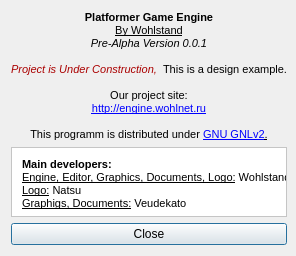
Before: the Qt Designer form Editor/aboutdialog.ui in WohlSoft/Moondust-Project, drawn with Qt 5.
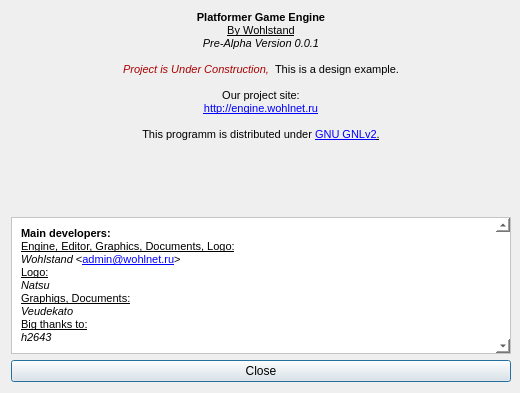
After: the same form once the commit is applied. Icons and pictures are not drawn.

The edit to the form file:
```diff
--- a/Editor/aboutdialog.ui
+++ b/Editor/aboutdialog.ui
@@ -9,8 +9,8 @@
    <rect>
     <x>0</x>
     <y>0</y>
-    <width>504</width>
-    <height>388</height>
+    <width>500</width>
+    <height>362</height>
    </rect>
   </property>
   <property name="sizePolicy">
@@ -54,14 +54,76 @@
   <property name="modal">
    <bool>true</bool>
   </property>
-  <layout class="QGridLayout" name="gridLayout">
+  <layout class="QGridLayout" name="gridLayout" rowminimumheight="200,0,0,0" columnminimumwidth="500,0">
    <property name="sizeConstraint">
     <enum>QLayout::SetFixedSize</enum>
    </property>
    <property name="rightMargin">
     <number>9</number>
    </property>
-   <item row="0" column="1">
+   <item row="1" column="0">
+    <widget class="QScrollArea" name="scrollArea">
+     <property name="styleSheet">
+      <string notr="true">background-color: rgb(255, 255, 255);</string>
+     </property>
+     <property name="verticalScrollBarPolicy">
+      <enum>Qt::ScrollBarAlwaysOn</enum>
+     </property>
+     <property name="widgetResizable">
+      <bool>true</bool>
+     </property>
+     <widget class="QWidget" name="scrollAreaWidgetContents">
+      <property name="geometry">
+       <rect>
+        <x>0</x>
+        <y>0</y>
+        <width>463</width>
+        <height>135</height>
+       </rect>
+      </property>
+      <layout class="QVBoxLayout" name="verticalLayout">
+       <item>
+        <widget class="QLabel" name="label_2">
+         <property name="text">
+          <string>&lt;!DOCTYPE HTML PUBLIC &quot;-//W3C//DTD HTML 4.0//EN&quot; &quot;http://www.w3.org/TR/REC-html40/strict.dtd&quot;&gt;
+&lt;html&gt;&lt;head&gt;&lt;meta name=&quot;qrichtext&quot; content=&quot;1&quot; /&gt;&lt;style type=&quot;text/css&quot;&gt;
+p, li { white-space: pre-wrap; }
+&lt;/style&gt;&lt;/head&gt;&lt;body style=&quot; font-family:'MS Shell Dlg 2'; font-size:8.25pt; font-weight:400; font-style:normal;&quot;&gt;
+&lt;p style=&quot; margin-top:0px; margin-bottom:0px; margin-left:0px; margin-right:0px; -qt-block-indent:0; text-indent:0px;&quot;&gt;&lt;span style=&quot; font-size:8pt; font-weight:600;&quot;&gt;Main developers:&lt;/span&gt;&lt;/p&gt;
+&lt;p style=&quot; margin-top:0px; margin-bottom:0px; margin-left:0px; margin-right:0px; -qt-block-indent:0; text-indent:0px;&quot;&gt;&lt;span style=&quot; font-size:8pt; text-decoration: underline;&quot;&gt;Engine, Editor, Graphics, Documents, Logo:&lt;/span&gt;&lt;/p&gt;
+&lt;p style=&quot; margin-top:0px; margin-bottom:0px; margin-left:0px; margin-right:0px; -qt-block-indent:0; text-indent:0px;&quot;&gt;&lt;span style=&quot; font-size:8pt; font-style:italic;&quot;&gt;Wohlstand&lt;/span&gt;&lt;span style=&quot; font-size:8pt;&quot;&gt; &amp;lt;&lt;/span&gt;&lt;a href=&quot;mailto:admin@wohlnet.ru&quot;&gt;&lt;span style=&quot; font-size:8pt; text-decoration: underline; color:#0000ff;&quot;&gt;admin@wohlnet.ru&lt;/span&gt;&lt;/a&gt;&lt;span style=&quot; font-size:8pt;&quot;&gt;&amp;gt;&lt;/span&gt;&lt;/p&gt;
+&lt;p style=&quot; margin-top:0px; margin-bottom:0px; margin-left:0px; margin-right:0px; -qt-block-indent:0; text-indent:0px;&quot;&gt;&lt;span style=&quot; font-size:8pt; text-decoration: underline;&quot;&gt;Logo:&lt;/span&gt;&lt;/p&gt;
+&lt;p style=&quot; margin-top:0px; margin-bottom:0px; margin-left:0px; margin-right:0px; -qt-block-indent:0; text-indent:0px;&quot;&gt;&lt;span style=&quot; font-size:8pt; font-style:italic;&quot;&gt;Natsu&lt;/span&gt;&lt;/p&gt;
+&lt;p style=&quot; margin-top:0px; margin-bottom:0px; margin-left:0px; margin-right:0px; -qt-block-indent:0; text-indent:0px;&quot;&gt;&lt;span style=&quot; font-size:8pt; text-decoration: underline;&quot;&gt;Graphigs, Documents:&lt;/span&gt;&lt;/p&gt;
+&lt;p style=&quot; margin-top:0px; margin-bottom:0px; margin-left:0px; margin-right:0px; -qt-block-indent:0; text-indent:0px;&quot;&gt;&lt;span style=&quot; font-size:8pt; font-style:italic;&quot;&gt;Veudekato&lt;/span&gt;&lt;/p&gt;
+&lt;p style=&quot; margin-top:0px; margin-bottom:0px; margin-left:0px; margin-right:0px; -qt-block-indent:0; text-indent:0px;&quot;&gt;&lt;span style=&quot; font-size:8pt; text-decoration: underline;&quot;&gt;Big thanks to:&lt;/span&gt;&lt;span style=&quot; font-size:8pt;&quot;&gt;&lt;br /&gt;&lt;/span&gt;&lt;span style=&quot; font-size:8pt; font-style:italic;&quot;&gt;h2643&lt;/span&gt;&lt;/p&gt;&lt;/body&gt;&lt;/html&gt;</string>
+         </property>
+         <property name="alignment">
+          <set>Qt::AlignLeading|Qt::AlignLeft|Qt::AlignTop</set>
+         </property>
+         <property name="wordWrap">
+          <bool>true</bool>
+         </property>
+         <property name="textInteractionFlags">
+          <set>Qt::LinksAccessibleByMouse|Qt::TextSelectableByMouse</set>
+         </property>
+        </widget>
+       </item>
+      </layout>
+     </widget>
+    </widget>
+   </item>
+   <item row="2" column="0">
+    <widget class="QPushButton" name="pushButton">
+     <property name="text">
+      <string>Close</string>
+     </property>
+     <property name="autoRepeat">
+      <bool>true</bool>
+     </property>
+    </widget>
+   </item>
+   <item row="0" column="0">
     <widget class="QLabel" name="label">
      <property name="minimumSize">
       <size>
@@ -101,65 +163,6 @@
      </property>
     </widget>
    </item>
-   <item row="2" column="1">
-    <widget class="QPushButton" name="pushButton">
-     <property name="text">
-      <string>Close</string>
-     </property>
-     <property name="autoRepeat">
-      <bool>true</bool>
-     </property>
-    </widget>
-   </item>
-   <item row="1" column="1">
-    <widget class="QScrollArea" name="scrollArea">
-     <property name="styleSheet">
-      <string notr="true">background-color: rgb(255, 255, 255);</string>
-     </property>
-     <property name="widgetResizable">
-      <bool>true</bool>
-     </property>
-     <widget class="QWidget" name="scrollAreaWidgetContents">
-      <property name="geometry">
-       <rect>
-        <x>0</x>
-        <y>0</y>
-        <width>484</width>
-        <height>135</height>
-       </rect>
-      </property>
-      <widget class="QLabel" name="label_2">
-       <property name="geometry">
-        <rect>
-         <x>10</x>
-         <y>10</y>
-         <width>481</width>
-         <height>111</height>
-        </rect>
-       </property>
-       <property name="text">
-        <string>&lt;!DOCTYPE HTML PUBLIC &quot;-//W3C//DTD HTML 4.0//EN&quot; &quot;http://www.w3.org/TR/REC-html40/strict.dtd&quot;&gt;
-&lt;html&gt;&lt;head&gt;&lt;meta name=&quot;qrichtext&quot; content=&quot;1&quot; /&gt;&lt;style type=&quot;text/css&quot;&gt;
-p, li { white-space: pre-wrap; }
-&lt;/style&gt;&lt;/head&gt;&lt;body style=&quot; font-family:'MS Shell Dlg 2'; font-size:8.25pt; font-weight:400; font-style:normal;&quot;&gt;
-&lt;p style=&quot; margin-top:0px; margin-bottom:0px; margin-left:0px; margin-right:0px; -qt-block-indent:0; text-indent:0px;&quot;&gt;&lt;span style=&quot; font-size:8pt; font-weight:600;&quot;&gt;Main developers:&lt;/span&gt;&lt;/p&gt;
-&lt;p style=&quot; margin-top:0px; margin-bottom:0px; margin-left:0px; margin-right:0px; -qt-block-indent:0; text-indent:0px;&quot;&gt;&lt;span style=&quot; font-size:8pt; text-decoration: underline;&quot;&gt;Engine, Editor, Graphics, Documents, Logo:&lt;/span&gt;&lt;span style=&quot; font-size:8pt;&quot;&gt; Wohlstand &amp;lt;&lt;/span&gt;&lt;a href=&quot;mailto:admin@wohlnet.ru&quot;&gt;&lt;span style=&quot; font-size:8pt; text-decoration: underline; color:#0000ff;&quot;&gt;admin@wohlnet.ru&lt;/span&gt;&lt;/a&gt;&lt;span style=&quot; font-size:8pt;&quot;&gt;&amp;gt;&lt;/span&gt;&lt;/p&gt;
-&lt;p style=&quot; margin-top:0px; margin-bottom:0px; margin-left:0px; margin-right:0px; -qt-block-indent:0; text-indent:0px;&quot;&gt;&lt;span style=&quot; font-size:8pt; text-decoration: underline;&quot;&gt;Logo:&lt;/span&gt;&lt;span style=&quot; font-size:8pt;&quot;&gt; Natsu&lt;/span&gt;&lt;/p&gt;
-&lt;p style=&quot; margin-top:0px; margin-bottom:0px; margin-left:0px; margin-right:0px; -qt-block-indent:0; text-indent:0px;&quot;&gt;&lt;span style=&quot; font-size:8pt; text-decoration: underline;&quot;&gt;Graphigs, Documents:&lt;/span&gt;&lt;span style=&quot; font-size:8pt;&quot;&gt; Veudekato&lt;/span&gt;&lt;/p&gt;&lt;/body&gt;&lt;/html&gt;</string>
-       </property>
-       <property name="alignment">
-        <set>Qt::AlignLeading|Qt::AlignLeft|Qt::AlignTop</set>
-       </property>
-       <property name="wordWrap">
-        <bool>true</bool>
-       </property>
-       <property name="textInteractionFlags">
-        <set>Qt::LinksAccessibleByMouse|Qt::TextSelectableByMouse</set>
-       </property>
-      </widget>
-     </widget>
-    </widget>
-   </item>
   </layout>
   <action name="actionCloseDialog">
    <property name="text">
```
